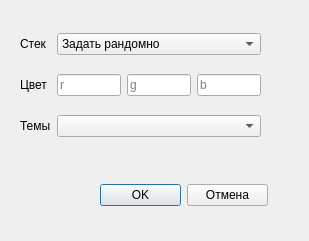
Qt form gui/ui/ps_settings.ui (namig41/push_swap) before a commit.
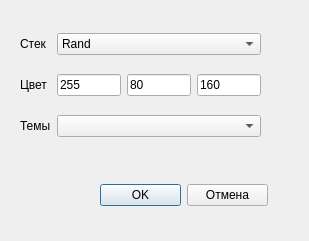
The same form after that commit.

```diff
--- a/gui/ui/ps_settings.ui
+++ b/gui/ui/ps_settings.ui
@@ -41,7 +41,7 @@
      <widget class="QComboBox" name="comboBox">
       <item>
        <property name="text">
-        <string>Задать рандомно</string>
+        <string>Rand</string>
        </property>
       </item>
       <item>
@@ -70,6 +70,9 @@
      <layout class="QHBoxLayout" name="horizontalLayout_2">
       <item>
        <widget class="QLineEdit" name="lineEdit">
+        <property name="text">
+         <string>255</string>
+        </property>
         <property name="placeholderText">
          <string>r</string>
         </property>
@@ -77,6 +80,9 @@
       </item>
       <item>
        <widget class="QLineEdit" name="lineEdit_2">
+        <property name="text">
+         <string>80</string>
+        </property>
         <property name="placeholderText">
          <string>g</string>
         </property>
@@ -84,6 +90,9 @@
       </item>
       <item>
        <widget class="QLineEdit" name="lineEdit_3">
+        <property name="text">
+         <string>160</string>
+        </property>
         <property name="placeholderText">
          <string>b</string>
         </property>
```
Left out of the diff: 4 changed lines with no effect on the pictures.
